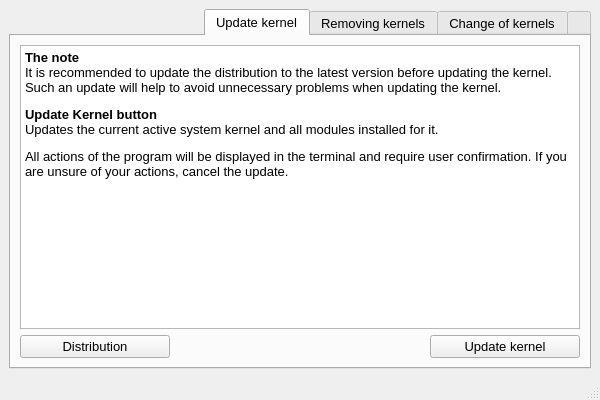
The window that ui/main_win.ui (Koi-foo/kernel-manager) describes before a commit, drawn with Qt 5.
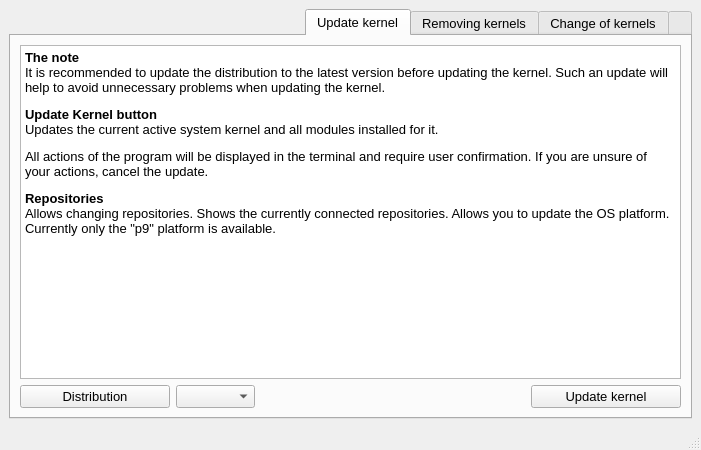
The same window after the commit. The open tabs and pages were chosen to show the change. Icons and pictures are not drawn.

Commit message: Updated interface template

The edit to the form file:
```diff
--- a/ui/main_win.ui
+++ b/ui/main_win.ui
@@ -6,14 +6,14 @@
    <rect>
     <x>0</x>
     <y>0</y>
-    <width>600</width>
-    <height>400</height>
+    <width>701</width>
+    <height>450</height>
    </rect>
   </property>
   <property name="minimumSize">
    <size>
-    <width>600</width>
-    <height>400</height>
+    <width>700</width>
+    <height>450</height>
    </size>
   </property>
   <property name="maximumSize">
@@ -320,22 +320,6 @@
         <string>Update kernel</string>
        </attribute>
        <layout class="QGridLayout" name="gridLayout_5">
-        <item row="0" column="0" colspan="3">
-         <widget class="QTextBrowser" name="text_Update_kernel">
-          <property name="contextMenuPolicy">
-           <enum>Qt::NoContextMenu</enum>
-          </property>
-          <property name="html">
-           <string>&lt;!DOCTYPE HTML PUBLIC &quot;-//W3C//DTD HTML 4.0//EN&quot; &quot;http://www.w3.org/TR/REC-html40/strict.dtd&quot;&gt;
-&lt;html&gt;&lt;head&gt;&lt;meta name=&quot;qrichtext&quot; content=&quot;1&quot; /&gt;&lt;style type=&quot;text/css&quot;&gt;
-p, li { white-space: pre-wrap; }
-&lt;/style&gt;&lt;/head&gt;&lt;body style=&quot; font-family:'Sans Serif'; font-size:10pt; font-weight:400; font-style:normal;&quot;&gt;
-&lt;p style=&quot; margin-top:12px; margin-bottom:12px; margin-left:0px; margin-right:0px; -qt-block-indent:0; text-indent:0px;&quot;&gt;&lt;span style=&quot; font-weight:600;&quot;&gt;The note&lt;/span&gt;&lt;br /&gt;It is recommended to update the distribution to the latest version before updating the kernel. Such an update will help to avoid unnecessary problems when updating the kernel.&lt;/p&gt;
-&lt;p style=&quot; margin-top:12px; margin-bottom:12px; margin-left:0px; margin-right:0px; -qt-block-indent:0; text-indent:0px;&quot;&gt;&lt;span style=&quot; font-weight:600;&quot;&gt;Update Kernel button&lt;/span&gt;&lt;br /&gt;Updates the current active system kernel and all modules installed for it.&lt;/p&gt;
-&lt;p style=&quot; margin-top:12px; margin-bottom:12px; margin-left:0px; margin-right:0px; -qt-block-indent:0; text-indent:0px;&quot;&gt;All actions of the program will be displayed in the terminal and require user confirmation. If you are unsure of your actions, cancel the update.&lt;/p&gt;&lt;/body&gt;&lt;/html&gt;</string>
-          </property>
-         </widget>
-        </item>
         <item row="1" column="0">
          <widget class="QPushButton" name="pushButton_KERN">
           <property name="minimumSize">
@@ -355,6 +339,23 @@
           </property>
          </widget>
         </item>
+        <item row="0" column="0" colspan="4">
+         <widget class="QTextBrowser" name="text_Update_kernel">
+          <property name="contextMenuPolicy">
+           <enum>Qt::NoContextMenu</enum>
+          </property>
+          <property name="html">
+           <string>&lt;!DOCTYPE HTML PUBLIC &quot;-//W3C//DTD HTML 4.0//EN&quot; &quot;http://www.w3.org/TR/REC-html40/strict.dtd&quot;&gt;
+&lt;html&gt;&lt;head&gt;&lt;meta name=&quot;qrichtext&quot; content=&quot;1&quot; /&gt;&lt;style type=&quot;text/css&quot;&gt;
+p, li { white-space: pre-wrap; }
+&lt;/style&gt;&lt;/head&gt;&lt;body style=&quot; font-family:'Sans Serif'; font-size:10pt; font-weight:400; font-style:normal;&quot;&gt;
+&lt;p style=&quot; margin-top:12px; margin-bottom:12px; margin-left:0px; margin-right:0px; -qt-block-indent:0; text-indent:0px;&quot;&gt;&lt;span style=&quot; font-weight:600;&quot;&gt;The note&lt;/span&gt;&lt;br /&gt;It is recommended to update the distribution to the latest version before updating the kernel. Such an update will help to avoid unnecessary problems when updating the kernel.&lt;/p&gt;
+&lt;p style=&quot; margin-top:12px; margin-bottom:12px; margin-left:0px; margin-right:0px; -qt-block-indent:0; text-indent:0px;&quot;&gt;&lt;span style=&quot; font-weight:600;&quot;&gt;Update Kernel button&lt;/span&gt;&lt;br /&gt;Updates the current active system kernel and all modules installed for it.&lt;/p&gt;
+&lt;p style=&quot; margin-top:12px; margin-bottom:12px; margin-left:0px; margin-right:0px; -qt-block-indent:0; text-indent:0px;&quot;&gt;All actions of the program will be displayed in the terminal and require user confirmation. If you are unsure of your actions, cancel the update.&lt;/p&gt;
+&lt;p style=&quot; margin-top:0px; margin-bottom:0px; margin-left:0px; margin-right:0px; -qt-block-indent:0; text-indent:0px;&quot;&gt;&lt;span style=&quot; font-weight:600;&quot;&gt;Repositories&lt;/span&gt;&lt;br /&gt;Allows changing repositories. Shows the currently connected repositories. Allows you to update the OS platform.&lt;br /&gt;Currently only the &amp;quot;p9&amp;quot; platform is available.&lt;/p&gt;&lt;/body&gt;&lt;/html&gt;</string>
+          </property>
+         </widget>
+        </item>
         <item row="1" column="1">
          <spacer name="horizontalSpacer_3">
           <property name="orientation">
@@ -368,7 +369,7 @@
           </property>
          </spacer>
         </item>
-        <item row="1" column="2">
+        <item row="1" column="3">
          <widget class="QPushButton" name="pushButton_DISTR">
           <property name="minimumSize">
            <size>
@@ -399,6 +400,16 @@
           </property>
          </widget>
         </item>
+        <item row="1" column="2">
+         <widget class="QComboBox" name="comboBox_ChangeRepo">
+          <property name="toolTip">
+           <string>Change repository</string>
+          </property>
+          <property name="layoutDirection">
+           <enum>Qt::LeftToRight</enum>
+          </property>
+         </widget>
+        </item>
        </layout>
       </widget>
      </widget>
```
Left out of the diff: 3 changed lines with no effect on the pictures.
